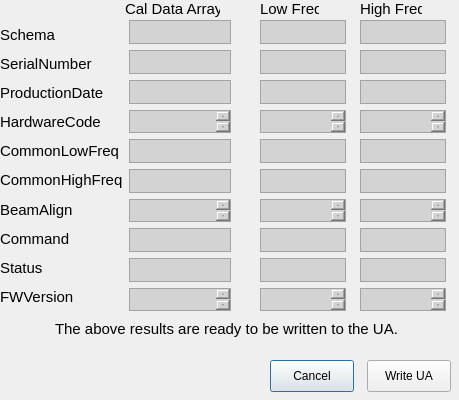
Above: Widget_Library/write_cal_data_to_ua.ui from 8foldrepo/RF_Balance_Profound before the change. Below: the same form after it.
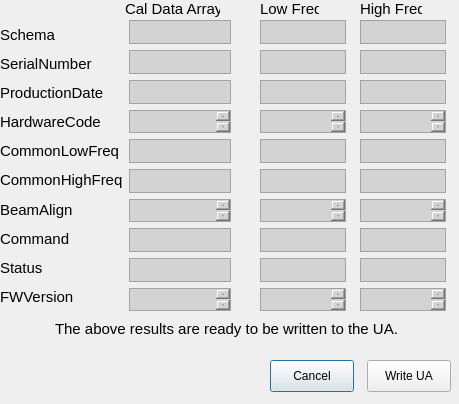
That is the form after the change.

Diff of the .ui file:
```diff
--- a/Widget_Library/write_cal_data_to_ua.ui
+++ b/Widget_Library/write_cal_data_to_ua.ui
@@ -7,7 +7,7 @@
     <x>0</x>
     <y>0</y>
     <width>459</width>
-    <height>400</height>
+    <height>404</height>
    </rect>
   </property>
   <property name="minimumSize">
@@ -19,7 +19,7 @@
   <property name="maximumSize">
    <size>
     <width>459</width>
-    <height>400</height>
+    <height>1000</height>
    </size>
   </property>
   <property name="windowTitle">
```
